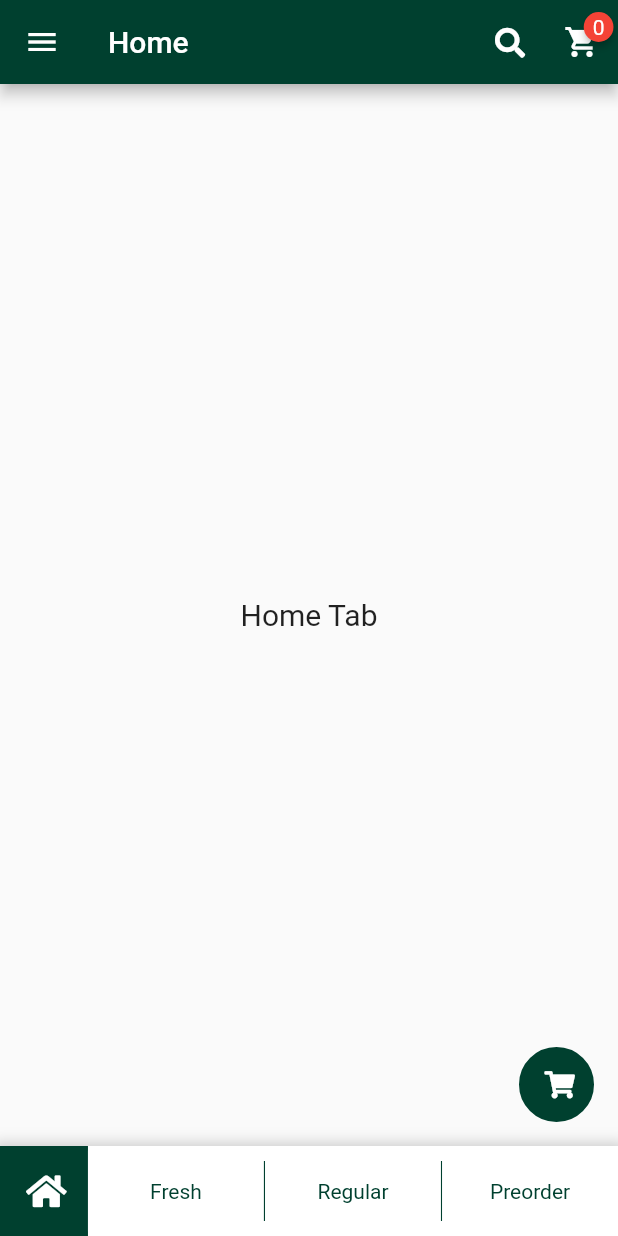
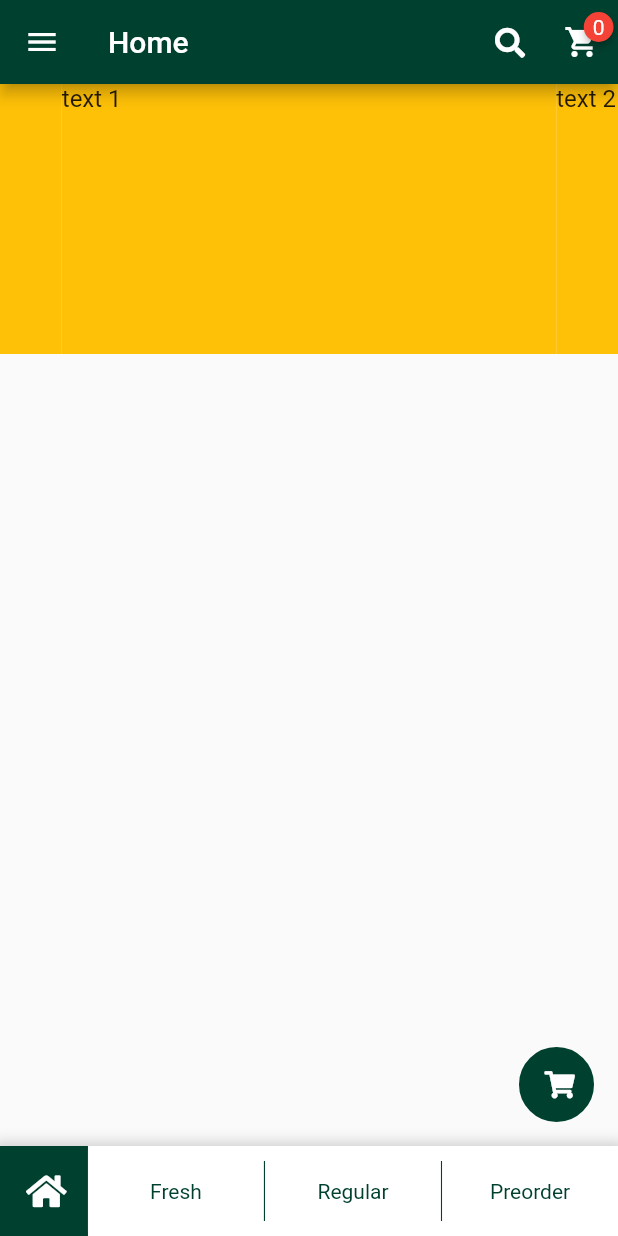
Before and after one commit to imamhossain94/shodai-mama-task, a Flutter app: the screen it shows after launch, on a phone screen of 412 x 824 dp. Run offline on Flutter 3.47's test engine with Material 2 defaults, Android fonts, the phone set to English and light mode, and no system bars; drawn by our look-alikes of badges, carousel_slider; our stand-ins replace font_awesome_flutter, get, get_storage, sizer.

```diff
--- a/lib/views/tabs/home_tab.dart
+++ b/lib/views/tabs/home_tab.dart
@@ -1,3 +1,4 @@
+import 'package:carousel_slider/carousel_slider.dart';
 import 'package:flutter/material.dart';
 
 class HomeTab  extends StatelessWidget  {
@@ -5,12 +6,36 @@ class HomeTab  extends StatelessWidget  {
 
   @override
   Widget build(BuildContext context) {
-    return const Scaffold(
-      body: Center(
-        child: Text(
-          "Home Tab",
-          style: TextStyle(fontSize: 20),
-        ),
+    return Scaffold(
+      body: CarouselSlider(
+          items: [1,2,3,4,5].map((i) {
+            return Builder(
+              builder: (BuildContext context) {
+                return Container(
+                    width: MediaQuery.of(context).size.width,
+                    //margin: EdgeInsets.symmetric(horizontal: 5.0),
+                    decoration: BoxDecoration(
+                        color: Colors.amber
+                    ),
+                    child: Text('text $i', style: TextStyle(fontSize: 16.0),)
+                );
+              },
+            );
+          }).toList(),
+          options: CarouselOptions(
+            //height: 400,
+            aspectRatio: 16/7,
+            viewportFraction: 0.8,
+            initialPage: 0,
+            enableInfiniteScroll: true,
+            reverse: false,
+            autoPlay: true,
+            enlargeCenterPage: false,
+            autoPlayInterval: Duration(seconds: 3),
+            autoPlayAnimationDuration: Duration(milliseconds: 800),
+            autoPlayCurve: Curves.fastOutSlowIn,
+            scrollDirection: Axis.horizontal,
+          )
       ),
     );
   }
```
Also changed, not shown: assets/resources/slide1.jpeg (added), assets/resources/slide2.png (added), assets/resources/slide3.png (added), assets/resources/slide4.png (added), assets/resources/slide5.png (added), pubspec.lock.
